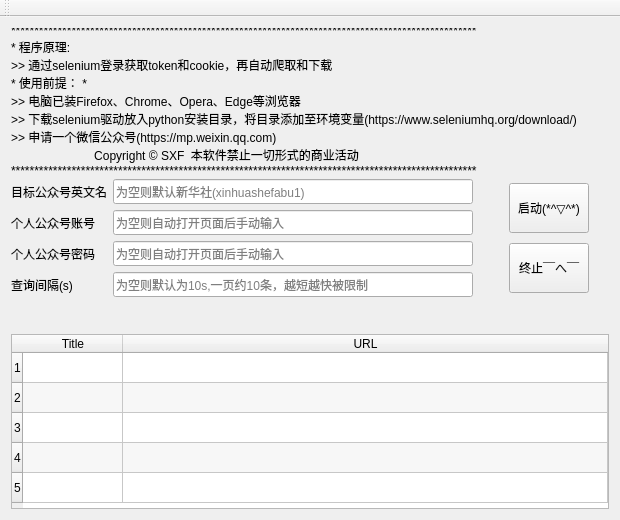
Qt form Qt/WeChat/mainwindow.ui (1061700625/WeChat_Article) before a commit.
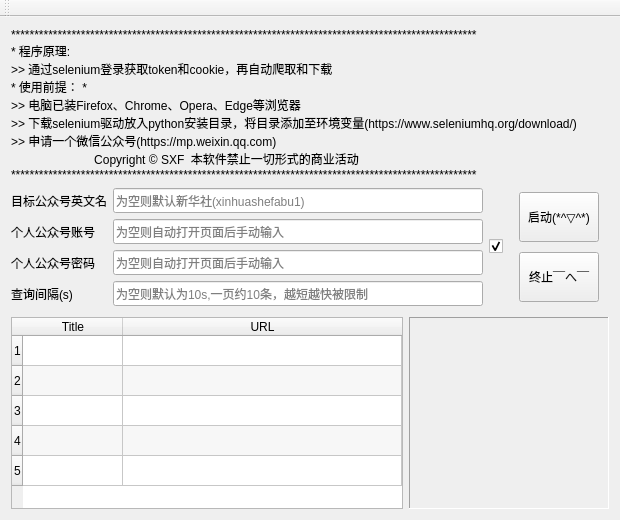
The same form after that commit. Icons and pictures are not drawn.

Commit message: 界面小变动

Patch:
```diff
--- a/Qt/WeChat/mainwindow.ui
+++ b/Qt/WeChat/mainwindow.ui
@@ -37,8 +37,150 @@
   </property>
   <widget class="QWidget" name="centralWidget">
    <layout class="QGridLayout" name="gridLayout">
+    <item row="3" column="0">
+     <layout class="QHBoxLayout" name="horizontalLayout_2">
+      <item>
+       <widget class="QTableWidget" name="tableWidget_result">
+        <property name="sizePolicy">
+         <sizepolicy hsizetype="Expanding" vsizetype="Expanding">
+          <horstretch>0</horstretch>
+          <verstretch>0</verstretch>
+         </sizepolicy>
+        </property>
+        <property name="cursor" stdset="0">
+         <cursorShape>IBeamCursor</cursorShape>
+        </property>
+        <property name="autoFillBackground">
+         <bool>false</bool>
+        </property>
+        <property name="frameShape">
+         <enum>QFrame::StyledPanel</enum>
+        </property>
+        <property name="frameShadow">
+         <enum>QFrame::Sunken</enum>
+        </property>
+        <property name="lineWidth">
+         <number>1</number>
+        </property>
+        <property name="midLineWidth">
+         <number>1</number>
+        </property>
+        <property name="horizontalScrollBarPolicy">
+         <enum>Qt::ScrollBarAsNeeded</enum>
+        </property>
+        <property name="sizeAdjustPolicy">
+         <enum>QAbstractScrollArea::AdjustToContents</enum>
+        </property>
+        <property name="autoScroll">
+         <bool>true</bool>
+        </property>
+        <property name="alternatingRowColors">
+         <bool>true</bool>
+        </property>
+        <property name="verticalScrollMode">
+         <enum>QAbstractItemView::ScrollPerPixel</enum>
+        </property>
+        <property name="horizontalScrollMode">
+         <enum>QAbstractItemView::ScrollPerPixel</enum>
+        </property>
+        <property name="gridStyle">
+         <enum>Qt::SolidLine</enum>
+        </property>
+        <property name="sortingEnabled">
+         <bool>false</bool>
+        </property>
+        <property name="rowCount">
+         <number>5</number>
+        </property>
+        <property name="columnCount">
+         <number>2</number>
+        </property>
+        <attribute name="horizontalHeaderShowSortIndicator" stdset="0">
+         <bool>false</bool>
+        </attribute>
+        <attribute name="horizontalHeaderStretchLastSection">
+         <bool>true</bool>
+        </attribute>
+        <attribute name="verticalHeaderCascadingSectionResizes">
+         <bool>false</bool>
+        </attribute>
+        <row/>
+        <row/>
+        <row/>
+        <row/>
+        <row/>
+        <column>
+         <property name="text">
+          <string>Title</string>
+         </property>
+        </column>
+        <column>
+         <property name="text">
+          <string>URL</string>
+         </property>
+        </column>
+       </widget>
+      </item>
+      <item>
+       <spacer name="horizontalSpacer_3">
+        <property name="orientation">
+         <enum>Qt::Horizontal</enum>
+        </property>
+        <property name="sizeType">
+         <enum>QSizePolicy::Preferred</enum>
+        </property>
+        <property name="sizeHint" stdset="0">
+         <size>
+          <width>10</width>
+          <height>20</height>
+         </size>
+        </property>
+       </spacer>
+      </item>
+      <item>
+       <widget class="QLabel" name="label_notes">
+        <property name="minimumSize">
+         <size>
+          <width>200</width>
+          <height>25</height>
+         </size>
+        </property>
+        <property name="maximumSize">
+         <size>
+          <width>200</width>
+          <height>16777215</height>
+         </size>
+        </property>
+        <property name="font">
+         <font>
+          <family>华文楷体</family>
+          <pointsize>10</pointsize>
+         </font>
+        </property>
+        <property name="autoFillBackground">
+         <bool>false</bool>
+        </property>
+        <property name="frameShape">
+         <enum>QFrame::Panel</enum>
+        </property>
+        <property name="frameShadow">
+         <enum>QFrame::Sunken</enum>
+        </property>
+        <property name="text">
+         <string/>
+        </property>
+        <property name="alignment">
+         <set>Qt::AlignLeading|Qt::AlignLeft|Qt::AlignTop</set>
+        </property>
+        <property name="wordWrap">
+         <bool>true</bool>
+        </property>
+       </widget>
+      </item>
+     </layout>
+    </item>
     <item row="1" column="0">
-     <layout class="QHBoxLayout" name="horizontalLayout" stretch="2,0,0,0">
+     <layout class="QHBoxLayout" name="horizontalLayout" stretch="2,0,0,0,0">
       <property name="sizeConstraint">
        <enum>QLayout::SetDefaultConstraint</enum>
       </property>
@@ -138,6 +280,28 @@
         </item>
        </layout>
       </item>
+      <item>
+       <widget class="QCheckBox" name="checkBox">
+        <property name="cursor">
+         <cursorShape>PointingHandCursor</cursorShape>
+        </property>
+        <property name="statusTip">
+         <string/>
+        </property>
+        <property name="whatsThis">
+         <string>记住密码</string>
+        </property>
+        <property name="autoFillBackground">
+         <bool>true</bool>
+        </property>
+        <property name="text">
+         <string/>
+        </property>
+        <property name="checked">
+         <bool>true</bool>
+        </property>
+       </widget>
+      </item>
       <item>
        <spacer name="horizontalSpacer_2">
         <property name="orientation">
@@ -145,7 +309,7 @@
         </property>
         <property name="sizeHint" stdset="0">
          <size>
-          <width>30</width>
+          <width>10</width>
           <height>20</height>
          </size>
         </property>
@@ -200,7 +364,7 @@
         </property>
         <property name="sizeHint" stdset="0">
          <size>
-          <width>20</width>
+          <width>10</width>
           <height>20</height>
          </size>
         </property>
@@ -230,114 +394,20 @@
      </widget>
     </item>
     <item row="2" column="0">
-     <widget class="QLabel" name="label_notes">
-      <property name="minimumSize">
-       <size>
-        <width>0</width>
-        <height>25</height>
-       </size>
+     <spacer name="verticalSpacer">
+      <property name="orientation">
+       <enum>Qt::Vertical</enum>
       </property>
-      <property name="maximumSize">
+      <property name="sizeType">
+       <enum>QSizePolicy::Preferred</enum>
+      </property>
+      <property name="sizeHint" stdset="0">
        <size>
-        <width>16777215</width>
-        <height>25</height>
+        <width>10</width>
+        <height>5</height>
        </size>
       </property>
-      <property name="font">
-       <font>
-        <family>华文楷体</family>
-        <pointsize>10</pointsize>
-       </font>
-      </property>
-      <property name="autoFillBackground">
-       <bool>false</bool>
-      </property>
-      <property name="text">
-       <string/>
-      </property>
-     </widget>
-    </item>
-    <item row="3" column="0">
-     <widget class="QTableWidget" name="tableWidget_result">
-      <property name="sizePolicy">
-       <sizepolicy hsizetype="Expanding" vsizetype="Expanding">
-        <horstretch>0</horstretch>
-        <verstretch>0</verstretch>
-       </sizepolicy>
-      </property>
-      <property name="cursor" stdset="0">
-       <cursorShape>IBeamCursor</cursorShape>
-      </property>
-      <property name="autoFillBackground">
-       <bool>false</bool>
-      </property>
-      <property name="frameShape">
-       <enum>QFrame::StyledPanel</enum>
-      </property>
-      <property name="frameShadow">
-       <enum>QFrame::Sunken</enum>
-      </property>
-      <property name="lineWidth">
-       <number>1</number>
-      </property>
-      <property name="midLineWidth">
-       <number>1</number>
-      </property>
-      <property name="horizontalScrollBarPolicy">
-       <enum>Qt::ScrollBarAsNeeded</enum>
-      </property>
-      <property name="sizeAdjustPolicy">
-       <enum>QAbstractScrollArea::AdjustToContents</enum>
-      </property>
-      <property name="autoScroll">
-       <bool>true</bool>
-      </property>
-      <property name="alternatingRowColors">
-       <bool>true</bool>
-      </property>
-      <property name="verticalScrollMode">
-       <enum>QAbstractItemView::ScrollPerPixel</enum>
-      </property>
-      <property name="horizontalScrollMode">
-       <enum>QAbstractItemView::ScrollPerPixel</enum>
-      </property>
-      <property name="gridStyle">
-       <enum>Qt::SolidLine</enum>
-      </property>
-      <property name="sortingEnabled">
-       <bool>false</bool>
-      </property>
-      <property name="rowCount">
-       <number>5</number>
-      </property>
-      <property name="columnCount">
-       <number>2</number>
-      </property>
-      <attribute name="horizontalHeaderShowSortIndicator" stdset="0">
-       <bool>false</bool>
-      </attribute>
-      <attribute name="horizontalHeaderStretchLastSection">
-       <bool>true</bool>
-      </attribute>
-      <attribute name="verticalHeaderCascadingSectionResizes">
-       <bool>false</bool>
-      </attribute>
-      <row/>
-      <row/>
-      <row/>
-      <row/>
-      <row/>
-      <column>
-       <property name="text">
-        <string>Title</string>
-       </property>
-      </column>
-      <column>
-       <property name="text">
-        <string>URL</string>
-       </property>
-      </column>
-     </widget>
+     </spacer>
     </item>
    </layout>
   </widget>
```
